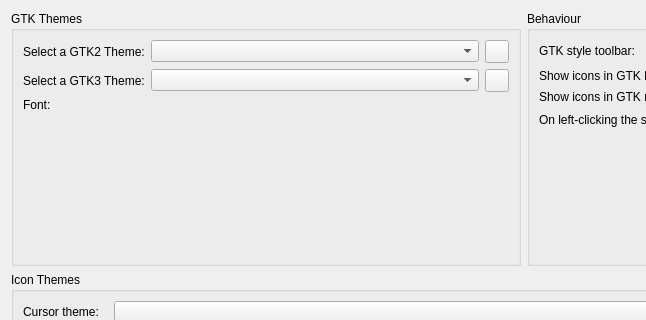
First picture: the form in src/ui/gui.ui, repository KDE/kde-gtk-config, before the edit; both pictures show x 0 to 646 and y 0 to 320 of the 931 by 564 pixel window.
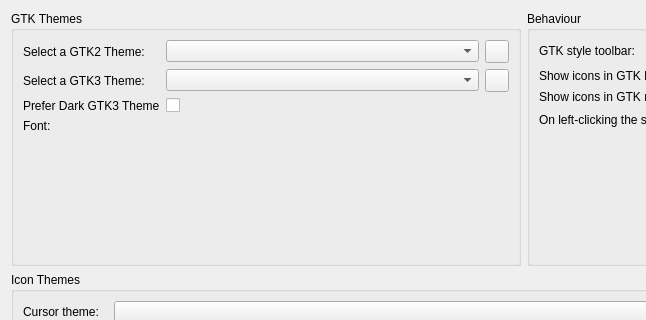
Second picture: the form after the edit. Custom widgets are drawn as their Qt base class.

Commit message: Add a checkbox to enable dark GTK3 Themes

The edit to the form file:
```diff
--- a/src/ui/gui.ui
+++ b/src/ui/gui.ui
@@ -389,16 +389,30 @@
         </item>
        </layout>
       </item>
-      <item row="2" column="0">
+      <item row="3" column="0">
        <widget class="QLabel" name="label_3">
         <property name="text">
          <string>Font:</string>
         </property>
        </widget>
       </item>
-      <item row="2" column="1">
+      <item row="3" column="1">
        <widget class="KFontRequester" name="font"/>
       </item>
+      <item row="2" column="1">
+       <widget class="QCheckBox" name="checkBox_theme_gtk3_prefer_dark">
+        <property name="text">
+         <string/>
+        </property>
+       </widget>
+      </item>
+      <item row="2" column="0">
+       <widget class="QLabel" name="label_5">
+        <property name="text">
+         <string>Prefer Dark GTK3 Theme</string>
+        </property>
+       </widget>
+      </item>
      </layout>
     </widget>
    </item>
```
The commit also changes 5 other files.
